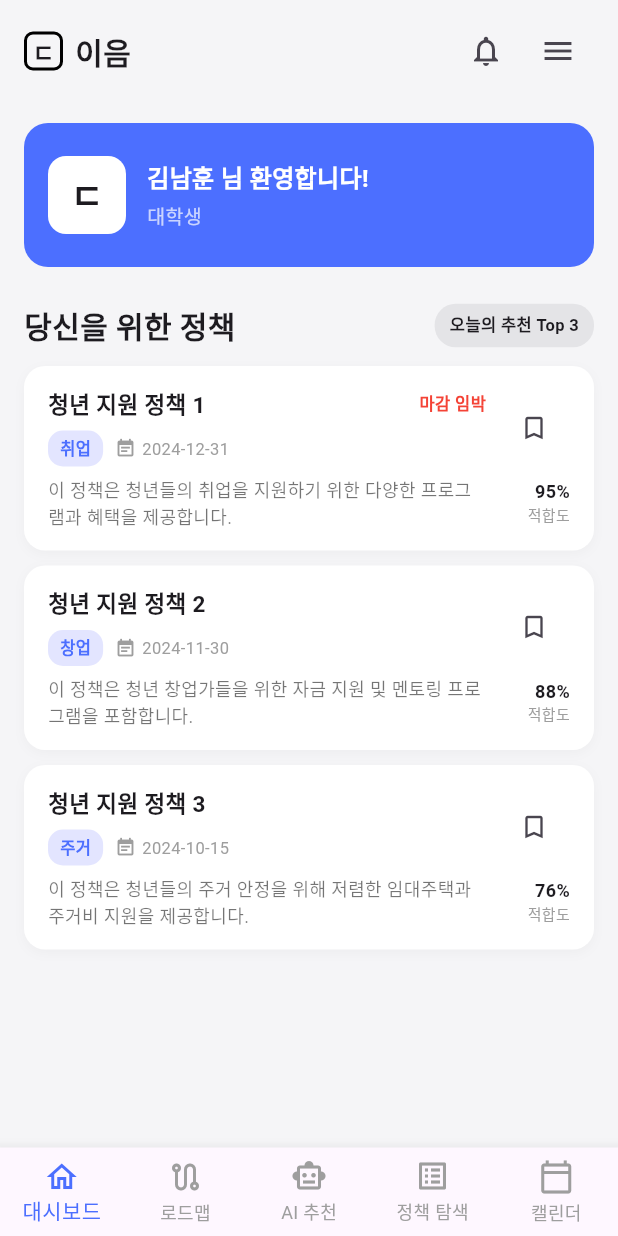
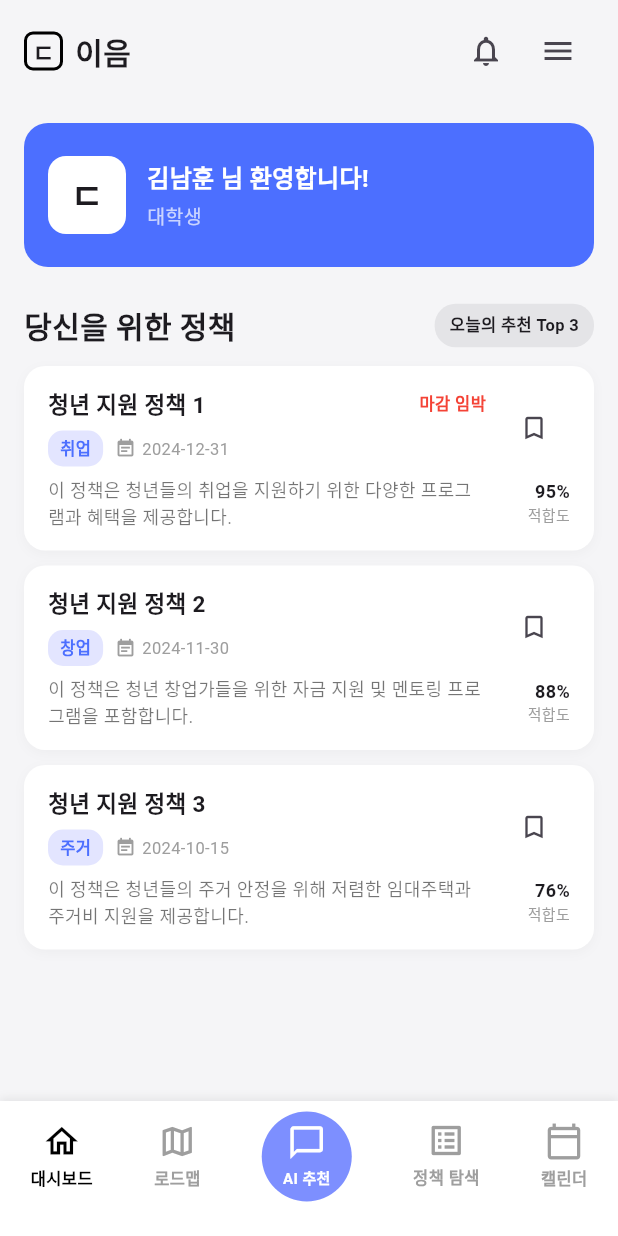
Before and after one commit to leemj04/eum, a Flutter app: the screen it shows after launch, on a phone screen of 412 x 824 dp. Run offline on Flutter 3.47's test engine with Material 3 defaults, Android fonts, the phone set to English and light mode, and no system bars.

Commit message:
Refactor dashboard UI and add policy detail popup
Refactored the dashboard to use a new TopBar widget and updated the BottomBar with a custom design. Introduced a PolicyDetailDialog for displaying policy details in a popup. Moved PolicyViewData to a dedicated model file and updated test data and PolicyCard to support the new structure and tap events.

```diff
--- a/app/lib/constant/test_data.dart
+++ b/app/lib/constant/test_data.dart
@@ -1,10 +1,4 @@
-// userName: "김남훈", userRegion: "성동구", userTag: "대학생", policies: [
-// PolicyViewData(title: "청년 지원 정책 1", category: "취업", deadline: "2024-12-31", description: "설명 1", matchRate: 95, isUrgent: true),
-// PolicyViewData(title: "청년 지원 정책 2", category: "창업", deadline: "2024-11-30", description: "설명 2", matchRate: 88),
-// PolicyViewData(title: "청년 지원 정책 3", category: "주거", deadline: "2024-10-15", description: "설명 3", matchRate: 76),
-// ]
-
-import '../widgets/policy_card.dart';
+import '../model/policy_data.dart';
 
 final String testUserName = "김남훈";
 final String testUserRegion = "성동구";
@@ -16,6 +10,7 @@ final testPolicies = [
     category: "취업",
     deadline: "2024-12-31",
     description: "이 정책은 청년들의 취업을 지원하기 위한 다양한 프로그램과 혜택을 제공합니다.",
+    summary: "이 정책은 청년들의 취업을 지원하기 위한 다양한 프로그램과 혜택을 제공합니다.",
     matchRate: 95,
     isUrgent: true,
   ),
@@ -24,6 +19,7 @@ final testPolicies = [
     category: "창업",
     deadline: "2024-11-30",
     description: "이 정책은 청년 창업가들을 위한 자금 지원 및 멘토링 프로그램을 포함합니다.",
+    summary: "이 정책은 청년 창업가들을 위한 자금 지원 및 멘토링 프로그램을 포함합니다.",
     matchRate: 88,
   ),
   PolicyViewData(
@@ -31,6 +27,7 @@ final testPolicies = [
     category: "주거",
     deadline: "2024-10-15",
     description: "이 정책은 청년들의 주거 안정을 위해 저렴한 임대주택과 주거비 지원을 제공합니다.",
+    summary: "이 정책은 청년들의 주거 안정을 위해 저렴한 임대주택과 주거비 지원을 제공합니다.",
     matchRate: 76,
   ),
 ];
--- /dev/null
+++ b/app/lib/model/policy_data.dart
@@ -0,0 +1,19 @@
+class PolicyViewData {
+  final String title;
+  final String category;
+  final String deadline;
+  final String description;
+  final String summary;
+  final int matchRate;
+  final bool isUrgent;
+
+  PolicyViewData({
+    required this.title,
+    required this.category,
+    required this.deadline,
+    required this.description,
+    required this.summary,
+    required this.matchRate,
+    this.isUrgent = false,
+  });
+}
--- a/app/lib/widgets/bottom_bar.dart
+++ b/app/lib/widgets/bottom_bar.dart
@@ -1,5 +1,92 @@
 // lib/widgets/bottom_bar.dart
 import 'package:flutter/material.dart';
+
+class _NavItem extends StatelessWidget {
+  final int index;
+  final int currentIndex;
+  final String label;
+  final IconData icon;
+  final ValueChanged<int> onTap;
+
+  const _NavItem({
+    required this.index,
+    required this.currentIndex,
+    required this.label,
+    required this.icon,
+    required this.onTap,
+  });
+
+  @override
+  Widget build(BuildContext context) {
+    final bool selected = index == currentIndex;
+
+    return GestureDetector(
+      onTap: () => onTap(index),
+      child: Column(
+        mainAxisAlignment: MainAxisAlignment.center,
+        children: [
+          Icon(
+            icon,
+            size: 26,
+            color: selected ? Colors.black : Colors.grey,
+          ),
+          const SizedBox(height: 4),
+          Text(
+            label,
+            style: TextStyle(
+              fontSize: 11,
+              fontWeight: FontWeight.w600,
+              color: selected ? Colors.black : Colors.grey,
+            ),
+          ),
+        ],
+      ),
+    );
+  }
+}
+
+class _AiCenterItem extends StatelessWidget {
+  final VoidCallback onTap;
+
+  const _AiCenterItem({
+    required this.onTap,
+  });
+
+  @override
+  Widget build(BuildContext context) {
+    return GestureDetector(
+      onTap: onTap,
+      child: Container(
+        width: 60,
+        height: 60,
+        decoration: BoxDecoration(
+          shape: BoxShape.circle,
+          color: const Color(0xFF7D8FFF),
+        ),
+        child: Column(
+          mainAxisAlignment: MainAxisAlignment.center,
+          children: [
+            Icon(
+              Icons.chat_bubble_outline,
+              size: 26,
+              color: Colors.white,
+            ),
+            const SizedBox(height: 4),
+            Text(
+              "AI 추천",
+              style: TextStyle(
+                fontSize: 10,
+                fontWeight: FontWeight.w600,
+                color: Colors.white,
+              ),
+            ),
+          ],
+        ),
+      ),
+    );
+  }
+}
+
 
 class BottomBar extends StatelessWidget {
   final int currentIndex;
@@ -13,34 +100,55 @@ class BottomBar extends StatelessWidget {
 
   @override
   Widget build(BuildContext context) {
-    return BottomNavigationBar(
-      currentIndex: currentIndex,
-      onTap: onTap,
-      type: BottomNavigationBarType.fixed,
-      selectedItemColor: const Color(0xFF4C6FFF),
-      unselectedItemColor: Colors.grey,
-      items: const [
-        BottomNavigationBarItem(
-          icon: Icon(Icons.home_outlined),
-          label: '대시보드',
-        ),
-        BottomNavigationBarItem(
-          icon: Icon(Icons.route_outlined),
-          label: '로드맵',
-        ),
-        BottomNavigationBarItem(
-          icon: Icon(Icons.smart_toy_outlined),
-          label: 'AI 추천',
-        ),
-        BottomNavigationBarItem(
-          icon: Icon(Icons.list_alt_outlined),
-          label: '정책 탐색',
-        ),
-        BottomNavigationBarItem(
-          icon: Icon(Icons.calendar_today_outlined),
-          label: '캘린더',
-        ),
-      ],
+    return Container(
+      height: 90,
+      padding: const EdgeInsets.only(bottom: 16),
+      decoration: const BoxDecoration(
+        color: Colors.white,
+        boxShadow: [
+          BoxShadow(
+            color: Color(0x11000000),
+            blurRadius: 4,
+            offset: Offset(0, -2),
+          ),
+        ],
+      ),
+      child: Row(
+        mainAxisAlignment: MainAxisAlignment.spaceAround,
+        children: [
+          _NavItem(
+            index: 0,
+            currentIndex: currentIndex,
+            label: "대시보드",
+            icon: Icons.home_outlined,
+            onTap: onTap,
+          ),
+          _NavItem(
+            index: 1,
+            currentIndex: currentIndex,
+            label: "로드맵",
+            icon: Icons.map_outlined,
+            onTap: onTap,
+          ),
+          _AiCenterItem(
+            onTap: () => onTap(2),
+          ),
+          _NavItem(
+            index: 3,
+            currentIndex: currentIndex,
+            label: "정책 탐색",
+            icon: Icons.list_alt_outlined,
+            onTap: onTap,
+          ),
+          _NavItem(
+            index: 4,
+            currentIndex: currentIndex,
+            label: "캘린더",
+            icon: Icons.calendar_today_outlined,
+            onTap: onTap,
+          ),
+        ],
+      ),
     );
   }
 }
--- a/app/lib/widgets/policy_card.dart
+++ b/app/lib/widgets/policy_card.dart
@@ -1,36 +1,31 @@
-// lib/widgets/policy_card.dart
 import 'package:flutter/material.dart';
-
-class PolicyViewData {
-  final String title;
-  final String category;
-  final String deadline;
-  final String description;
-  final int matchRate;
-  final bool isUrgent;
-
-  PolicyViewData({
-    required this.title,
-    required this.category,
-    required this.deadline,
-    required this.description,
-    required this.matchRate,
-    this.isUrgent = false,
-  });
-}
+import '../model/policy_data.dart';
 
 class PolicyCard extends StatelessWidget {
   final PolicyViewData policy;
+  final VoidCallback? onTap;
 
-  const PolicyCard({super.key, required this.policy});
+  const PolicyCard({
+    super.key,
+    required this.policy,
+    this.onTap,
+  });
 
   @override
   Widget build(BuildContext context) {
-    return Container(
+    final borderRadius = BorderRadius.circular(14);
+
+    return Material(
+      color: Colors.transparent,
+      borderRadius: borderRadius,
+      child: InkWell(
+        onTap: onTap,                 // 👈 여기서 탭 이벤트 처리
+        borderRadius: borderRadius,
+        child: Container(
           padding: const EdgeInsets.fromLTRB(16, 14, 16, 14),
           decoration: BoxDecoration(
             color: Colors.white,
-        borderRadius: BorderRadius.circular(14),
+            borderRadius: borderRadius,
             boxShadow: [
               BoxShadow(
                 blurRadius: 6,
@@ -45,6 +40,8 @@ class PolicyCard extends StatelessWidget {
               const SizedBox(width: 8),
               _PolicySide(matchRate: policy.matchRate),
             ],
+          ),
+        ),
       ),
     );
   }
--- /dev/null
+++ b/app/lib/widgets/top_bar.dart
@@ -0,0 +1,55 @@
+// lib/widgets/top_bar.dart
+import 'package:flutter/material.dart';
+
+class TopBar extends StatelessWidget {
+  const TopBar({super.key});
+
+  @override
+  Widget build(BuildContext context) {
+    return Container(
+      padding:
+      const EdgeInsets.only(left: 16, right: 16, top: 10, bottom: 12),
+      child: Row(
+        children: [
+          Row(
+            children: [
+              Container(
+                width: 26,
+                height: 26,
+                decoration: BoxDecoration(
+                  borderRadius: BorderRadius.circular(6),
+                  border: Border.all(width: 2),
+                ),
+                alignment: Alignment.center,
+                child: const Text(
+                  'ㄷ',
+                  style: TextStyle(
+                    fontWeight: FontWeight.bold,
+                    fontSize: 16,
+                  ),
+                ),
+              ),
+              const SizedBox(width: 8),
+              const Text(
+                '이음',
+                style: TextStyle(
+                  fontSize: 20,
+                  fontWeight: FontWeight.w700,
+                ),
+              ),
+            ],
+          ),
+          const Spacer(),
+          IconButton(
+            icon: const Icon(Icons.notifications_none),
+            onPressed: () {},
+          ),
+          IconButton(
+            icon: const Icon(Icons.menu),
+            onPressed: () {},
+          ),
+        ],
+      ),
+    );
+  }
+}
```
Also changed, not shown: app/lib/page/dash_board/dash_board.dart (+20 -48 lines), app/lib/page/dash_board/policy_popup/policy_popup.dart (+234 -0 lines). Lines whose indentation alone changed are shown as unchanged.
